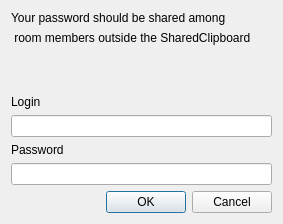
Old version of the form GUI/loginpassdialog.ui in the repository Asalle/SharedClipboard.
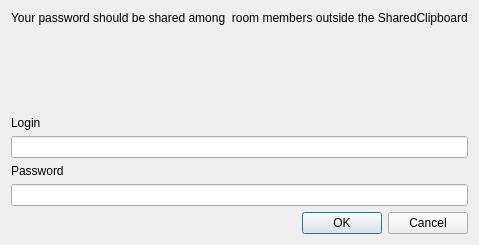
New version of the form.

Patch:
```diff
--- a/GUI/loginpassdialog.ui
+++ b/GUI/loginpassdialog.ui
@@ -6,8 +6,8 @@
    <rect>
     <x>0</x>
     <y>0</y>
-    <width>283</width>
-    <height>224</height>
+    <width>313</width>
+    <height>245</height>
    </rect>
   </property>
   <property name="windowTitle">
@@ -17,14 +17,7 @@
    <item>
     <widget class="QLabel" name="label_3">
      <property name="text">
-      <string>Your password should be shared among</string>
-     </property>
-    </widget>
-   </item>
-   <item>
-    <widget class="QLabel" name="label_4">
-     <property name="text">
-      <string> room members outside the SharedClipboard</string>
+      <string>Your password should be shared among  room members outside the SharedClipboard</string>
      </property>
     </widget>
    </item>
```
Left out of the diff: 8 changed lines with no effect on the pictures.
